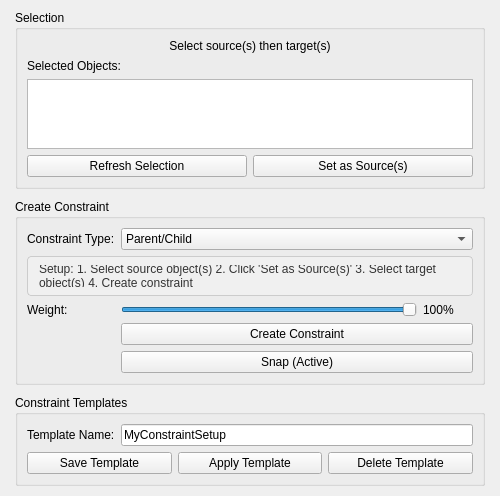
mandlcho/xMobu, file mobu/tools/rigging/constraint_manager.ui: the form before one commit.
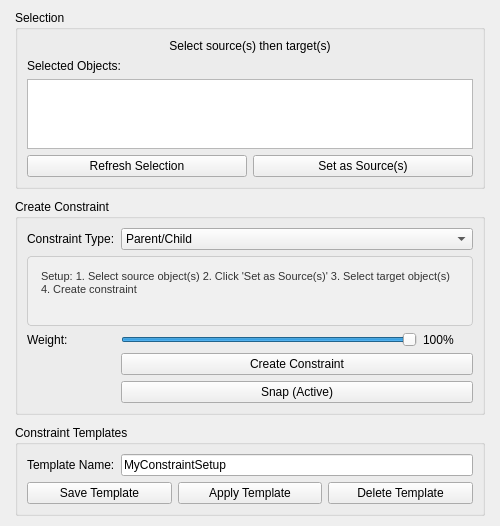
The form after the commit.

Commit message: fix: Increase instruction space and fix Random Objects API

```diff
--- a/mobu/tools/rigging/constraint_manager.ui
+++ b/mobu/tools/rigging/constraint_manager.ui
@@ -7,7 +7,7 @@
     <x>0</x>
     <y>0</y>
     <width>500</width>
-    <height>450</height>
+    <height>500</height>
    </rect>
   </property>
   <property name="windowTitle">
@@ -134,14 +134,17 @@
          <bool>true</bool>
         </property>
         <property name="styleSheet">
-         <string>QLabel { background-color: #f0f0f0; padding: 8px; border: 1px solid #ccc; border-radius: 4px; color: #333; }</string>
+         <string>QLabel { background-color: #f0f0f0; padding: 10px; border: 1px solid #ccc; border-radius: 4px; color: #333; font-size: 11px; }</string>
         </property>
         <property name="minimumSize">
          <size>
           <width>0</width>
-          <height>40</height>
+          <height>70</height>
          </size>
         </property>
+        <property name="alignment">
+         <set>Qt::AlignLeft|Qt::AlignTop</set>
+        </property>
        </widget>
       </item>
       <item row="2" column="0">
```
The commit also changes 2 other files.
